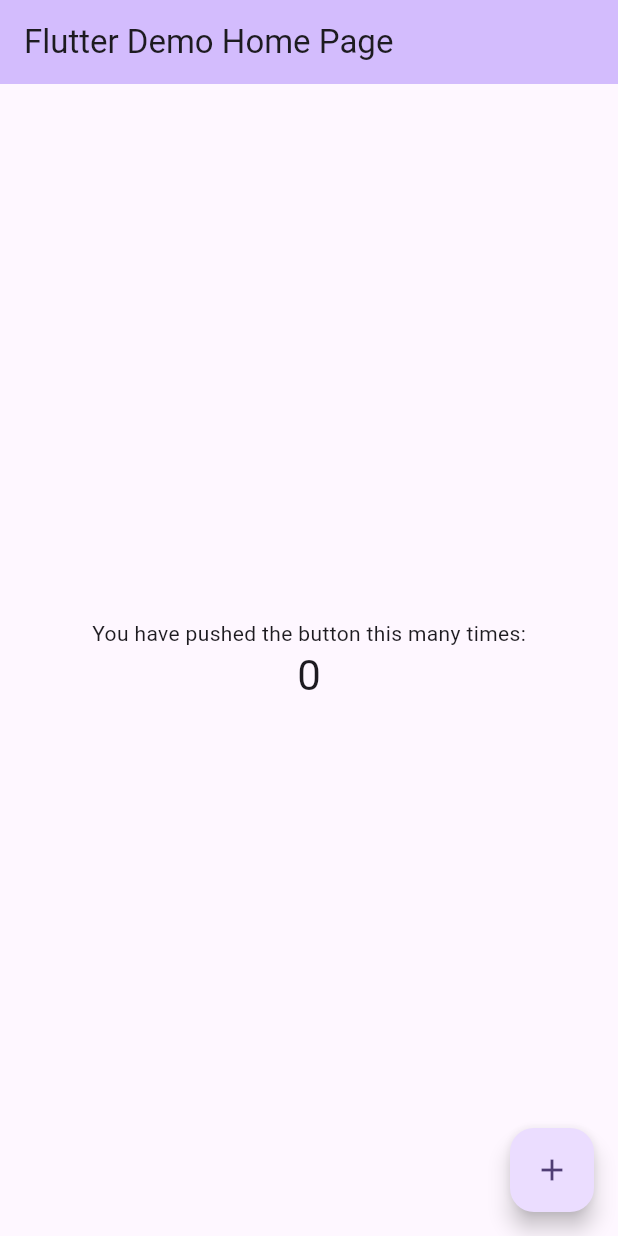
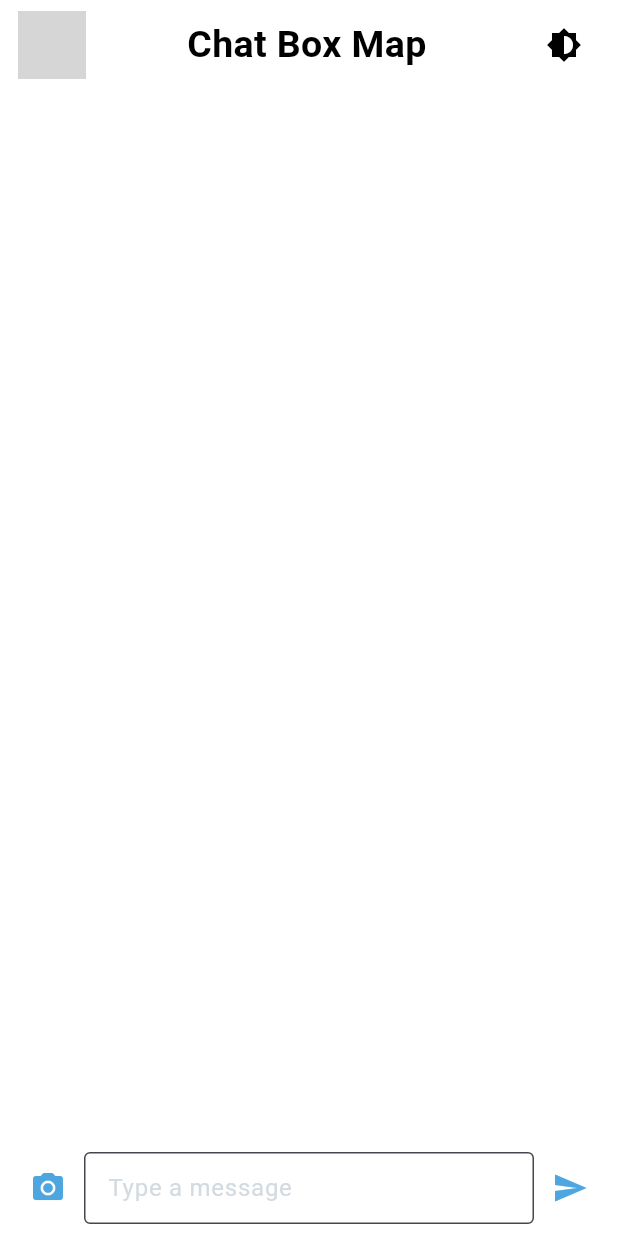
Before and after one commit to Couter07/Chat_Box_Fontend, a Flutter app: the screen it shows after launch, on a phone screen of 412 x 824 dp. Run offline on Flutter 3.47's test engine with Material 3 defaults, Android fonts, the phone set to English and light mode, and no system bars; Roboto replaces fonts that are missing (RobotoMono); grey boxes are pictures that could not be loaded.

Commit message:
hoan thanh fontend 1

```diff
--- /dev/null
+++ b/flutter_check/lib/chat_box_map.dart
@@ -0,0 +1,197 @@
+import 'package:flutter/material.dart';
+
+class ChatBox extends StatefulWidget {
+  const ChatBox({super.key});
+
+  @override
+  State<ChatBox> createState() => _ChatBoxState();
+}
+
+class _ChatBoxState extends State<ChatBox> {
+  final TextEditingController _controller = TextEditingController();
+  final ScrollController _scrollController = ScrollController();
+  final List<String> messages = [];
+  Color colors = Color.fromARGB(255, 255, 255, 255);
+  Color colorsText = Color.fromARGB(255, 0, 0, 0);
+  Color colorsLevel1 = Color.fromARGB(255, 78, 166, 224);
+  Color colorsLevel2 = Color.fromARGB(255, 78, 166, 224);
+  Color colorsLevel3 = Color.fromARGB(255, 78, 166, 224);
+  bool check = false;
+
+  @override
+  Widget build(BuildContext context) {
+    return Scaffold(
+      appBar: PreferredSize(
+        preferredSize: Size.fromHeight(60),
+        child: Container(
+          color: colors,
+          padding: const EdgeInsets.symmetric(horizontal: 12),
+          child: SafeArea(
+            child: Row(
+              mainAxisAlignment: MainAxisAlignment.spaceBetween,
+              children: [
+                // Avatar bên trái
+                ClipRRect(
+                  borderRadius: BorderRadius.circular(24),
+                  child: Image.asset(
+                    'assets/images/Robot_Icon.jpeg',
+                    width: 45,
+                    height: 45,
+                    fit: BoxFit.cover,
+                  ),
+                ),
+
+                // Tiêu đề ở giữa (dùng Expanded để canh giữa)
+                Expanded(
+                  child: Center(
+                    child: Text(
+                      'Chat Box Map',
+                      style: TextStyle(
+                        color: colorsText,
+                        fontSize: 25,
+                        fontWeight: FontWeight.bold,
+                        fontFamily: 'RobotoMono',
+                      ),
+                    ),
+                  ),
+                ),
+
+                // Icon bên phải
+                IconButton(
+                  onPressed: () {
+                    _changeTheme();
+                  },
+                  icon: Icon(Icons.brightness_6, color: colorsText),
+                ),
+              ],
+            ),
+          ),
+        ),
+      ),
+      body: Stack(
+        children: [
+          Container(
+            color: colors,
+            child: Column(
+              children: [
+                Expanded(
+                  child: ListView.builder(
+                    itemCount: messages.length,
+                    itemBuilder: (_, index) =>
+                        _buildMessageTile(messages[index], colors),
+                    reverse: false,
+                    controller: _scrollController,
+                  ),
+                ),
+                const SizedBox(height: 70),
+              ],
+            ),
+          ),
+          Positioned(
+            right: 0,
+            left: 0,
+            bottom: 0,
+            child: Container(
+              padding: const EdgeInsets.symmetric(horizontal: 8, vertical: 8),
+              decoration: BoxDecoration(
+                color: colors,
+                borderRadius: BorderRadius.only(
+                  topLeft: Radius.circular(30.0),
+                  topRight: Radius.circular(30.0),
+                ),
+              ),
+              child: Row(
+                children: [
+                  IconButton(
+                    onPressed: () {},
+                    icon: const Icon(
+                      Icons.camera_alt,
+                      color: Color.fromARGB(255, 78, 166, 224),
+                    ),
+                  ),
+                  Expanded(
+                    child: TextField(
+                      controller: _controller,
+                      decoration: InputDecoration(
+                        hintText: 'Type a message',
+                        hintStyle: const TextStyle(
+                          color: Color.fromARGB(255, 211, 219, 225),
+                        ),
+                        fillColor: colors,
+                        filled: true,
+                        contentPadding: const EdgeInsets.symmetric(
+                          horizontal: 12,
+                          vertical: 8,
+                        ),
+                        border: const OutlineInputBorder(),
+                      ),
+                      style: TextStyle(color: colorsText, fontSize: 16.0),
+                    ),
+                  ),
+                  IconButton(
+                    icon: const Icon(
+                      Icons.send,
+                      color: Color.fromARGB(255, 78, 166, 224),
+                    ),
+                    onPressed: () {
+                      _sendMessage();
+                    },
+                  ),
+                ],
+              ),
+            ),
+          ),
+        ],
+      ),
+    );
+  }
+
+  Widget _buildMessageTile(String message, Color colors) {
+    return Align(
+      alignment: Alignment.centerRight,
+      child: Container(
+        margin: const EdgeInsets.all(8.0),
+        padding: const EdgeInsets.all(16.0),
+        decoration: BoxDecoration(
+          color: Colors.blueAccent,
+          borderRadius: BorderRadius.circular(8.0),
+        ),
+        child: Text(
+          message,
+          style: TextStyle(color: colorsText, fontSize: 16.0),
+        ),
+      ),
+    );
+  }
+
+  void _sendMessage() {
+    final message = _controller.text.trim();
+    if (message.isNotEmpty) {
+      setState(() {
+        messages.add(message);
+        _controller.clear();
+      });
+      WidgetsBinding.instance.addPostFrameCallback((_) {
+        _scrollController.animateTo(
+          _scrollController.position.maxScrollExtent,
+          duration: Duration(milliseconds: 300),
+          curve: Curves.easeOut,
+        );
+      });
+    }
+  }
+
+  void _changeTheme() {
+    setState(() {
+      if (check) {
+        check = false;
+        colors = Color.fromARGB(255, 255, 255, 255);
+        colorsText = Color.fromARGB(255, 50, 49, 49);
+      } else {
+        check = true;
+        colors = Color.fromARGB(255, 50, 49, 49);
+        colorsText = Color.fromARGB(255, 255, 255, 255);
+      }
+    });
+  }
+}
--- a/flutter_check/lib/main.dart
+++ b/flutter_check/lib/main.dart
@@ -1,3 +1,4 @@
+import 'package:flutter_check/chat_box_map.dart';
 import 'package:flutter/material.dart';
 
 void main() {
@@ -7,116 +8,13 @@ void main() {
 class MyApp extends StatelessWidget {
   const MyApp({super.key});
 
-  // This widget is the root of your application.
   @override
   Widget build(BuildContext context) {
     return MaterialApp(
-      title: 'Flutter Demo',
-      theme: ThemeData(
-        // This is the theme of your application.
-        //
-        // TRY THIS: Try running your application with "flutter run". You'll see
-        // the application has a purple toolbar. Then, without quitting the app,
-        // try changing the seedColor in the colorScheme below to Colors.green
-        // and then invoke "hot reload" (save your changes or press the "hot
-        // reload" button in a Flutter-supported IDE, or press "r" if you used
-        // the command line to start the app).
-        //
-        // Notice that the counter didn't reset back to zero; the application
-        // state is not lost during the reload. To reset the state, use hot
-        // restart instead.
-        //
-        // This works for code too, not just values: Most code changes can be
-        // tested with just a hot reload.
-        colorScheme: ColorScheme.fromSeed(seedColor: Colors.deepPurple),
-      ),
-      home: const MyHomePage(title: 'Flutter Demo Home Page'),
+      title: 'Offline Map',
+      theme: ThemeData(primarySwatch: Colors.blue),
+      home: ChatBox(),
+      debugShowCheckedModeBanner: false,
     );
   }
 }
-
-class MyHomePage extends StatefulWidget {
-  const MyHomePage({super.key, required this.title});
-
-  // This widget is the home page of your application. It is stateful, meaning
-  // that it has a State object (defined below) that contains fields that affect
-  // how it looks.
-
-  // This class is the configuration for the state. It holds the values (in this
-  // case the title) provided by the parent (in this case the App widget) and
-  // used by the build method of the State. Fields in a Widget subclass are
-  // always marked "final".
-
-  final String title;
-
-  @override
-  State<MyHomePage> createState() => _MyHomePageState();
-}
-
-class _MyHomePageState extends State<MyHomePage> {
-  int _counter = 0;
-
-  void _incrementCounter() {
-    setState(() {
-      // This call to setState tells the Flutter framework that something has
-      // changed in this State, which causes it to rerun the build method below
-      // so that the display can reflect the updated values. If we changed
-      // _counter without calling setState(), then the build method would not be
-      // called again, and so nothing would appear to happen.
-      _counter++;
-    });
-  }
-
-  @override
-  Widget build(BuildContext context) {
-    // This method is rerun every time setState is called, for instance as done
-    // by the _incrementCounter method above.
-    //
-    // The Flutter framework has been optimized to make rerunning build methods
-    // fast, so that you can just rebuild anything that needs updating rather
-    // than having to individually change instances of widgets.
-    return Scaffold(
-      appBar: AppBar(
-        // TRY THIS: Try changing the color here to a specific color (to
-        // Colors.amber, perhaps?) and trigger a hot reload to see the AppBar
-        // change color while the other colors stay the same.
-        backgroundColor: Theme.of(context).colorScheme.inversePrimary,
-        // Here we take the value from the MyHomePage object that was created by
-        // the App.build method, and use it to set our appbar title.
-        title: Text(widget.title),
-      ),
-      body: Center(
-        // Center is a layout widget. It takes a single child and positions it
-        // in the middle of the parent.
-        child: Column(
-          // Column is also a layout widget. It takes a list of children and
-          // arranges them vertically. By default, it sizes itself to fit its
-          // children horizontally, and tries to be as tall as its parent.
-          //
-          // Column has various properties to control how it sizes itself and
-          // how it positions its children. Here we use mainAxisAlignment to
-          // center the children vertically; the main axis here is the vertical
-          // axis because Columns are vertical (the cross axis would be
-          // horizontal).
-          //
-          // TRY THIS: Invoke "debug painting" (choose the "Toggle Debug Paint"
-          // action in the IDE, or press "p" in the console), to see the
-          // wireframe for each widget.
-          mainAxisAlignment: MainAxisAlignment.center,
-          children: <Widget>[
-            const Text('You have pushed the button this many times:'),
-            Text(
-              '$_counter',
-              style: Theme.of(context).textTheme.headlineMedium,
-            ),
-          ],
-        ),
-      ),
-      floatingActionButton: FloatingActionButton(
-        onPressed: _incrementCounter,
-        tooltip: 'Increment',
-        child: const Icon(Icons.add),
-      ), // This trailing comma makes auto-formatting nicer for build methods.
-    );
-  }
-}
```
Also changed, not shown: flutter_check/pubspec.yaml (+3 -4 lines), flutter_check/assets/images/Robot_icon.jpeg (added).
